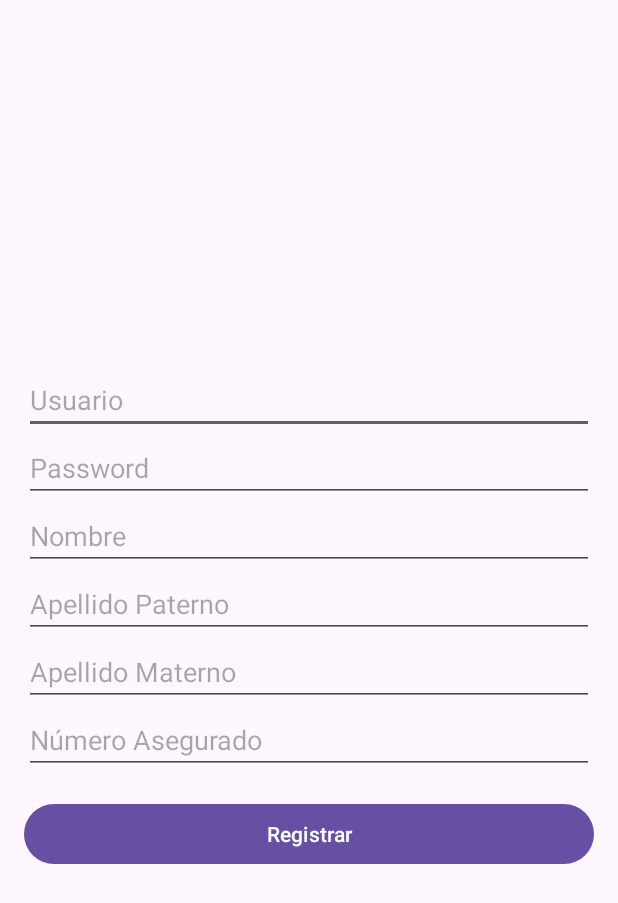
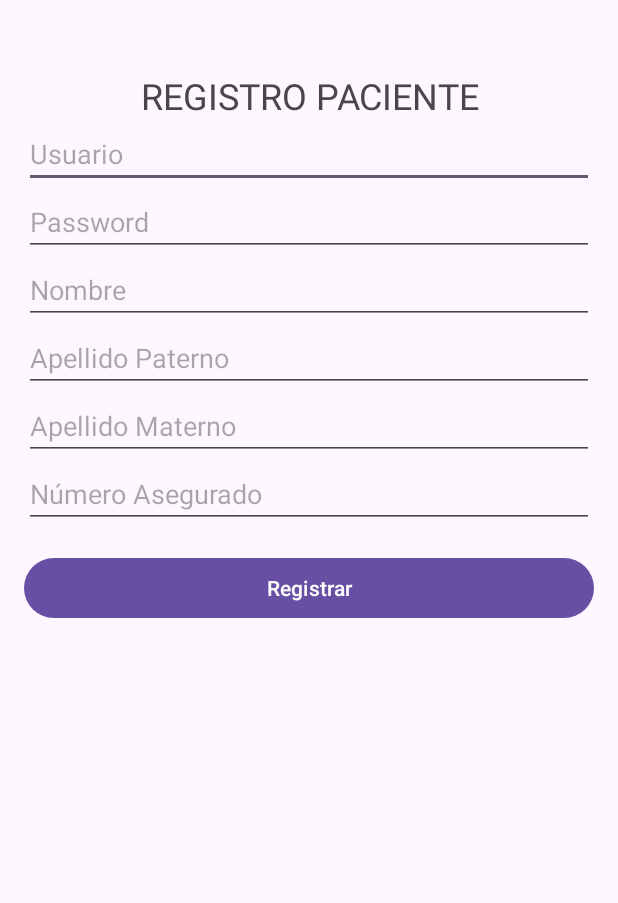
Before and after one commit to raulmatrix/proyectosistemamedicomovil, an Android app: the RegistroUsuario screen opened directly, with no data from a screen before it, on a phone screen of 412 x 824 dp. Shown: the top 903 px of the screen. Run offline under Robolectric (Android 15) with nearby library versions, the phone set to English and light mode, and no system bars; our stand-ins replace Volley; network calls fail.

Commit message:
insert usuarios completo

```diff
--- a/app/src/main/AndroidManifest.xml
+++ b/app/src/main/AndroidManifest.xml
@@ -16,6 +16,12 @@
         android:usesCleartextTraffic="true"
         tools:targetApi="31">
         <activity
+            android:name=".Medicos"
+            android:exported="false" />
+        <activity
+            android:name=".Especialidad"
+            android:exported="false" />
+        <activity
             android:name=".RegistroUsuario"
             android:exported="false" />
         <activity
--- a/app/src/main/java/com/example/appmedica/RegistroUsuario.java
+++ b/app/src/main/java/com/example/appmedica/RegistroUsuario.java
@@ -1,6 +1,11 @@
 package com.example.appmedica;
 
+import android.content.Intent;
 import android.os.Bundle;
+import android.view.View;
+import android.widget.Button;
+import android.widget.EditText;
+import android.widget.Toast;
 
 import androidx.activity.EdgeToEdge;
 import androidx.appcompat.app.AppCompatActivity;
@@ -8,7 +13,20 @@ import androidx.core.graphics.Insets;
 import androidx.core.view.ViewCompat;
 import androidx.core.view.WindowInsetsCompat;
 
+import com.android.volley.Request;
+import com.android.volley.RequestQueue;
+import com.android.volley.Response;
+import com.android.volley.VolleyError;
+import com.android.volley.toolbox.StringRequest;
+import com.android.volley.toolbox.Volley;
+
+import java.util.HashMap;
+import java.util.Map;
+
 public class RegistroUsuario extends AppCompatActivity {
+
+    private EditText etUsuario, etPassword, etNombre, etApellidoPat, etApellidoMat, etNroAsegurado;
+    private Button btnRegistrar;
 
     @Override
     protected void onCreate(Bundle savedInstanceState) {
@@ -20,5 +38,63 @@ public class RegistroUsuario extends AppCompatActivity {
             v.setPadding(systemBars.left, systemBars.top, systemBars.right, systemBars.bottom);
             return insets;
         });
+
+        // Inicialización de los campos
+        etUsuario = findViewById(R.id.etUsuario);
+        etPassword = findViewById(R.id.etPassword);
+        etNombre = findViewById(R.id.etNombre);
+        etApellidoPat = findViewById(R.id.etApellidoPat);
+        etApellidoMat = findViewById(R.id.etApellidoMat);
+        etNroAsegurado = findViewById(R.id.etNroAsegurado);
+        btnRegistrar = findViewById(R.id.btnRegistrar);
+
+        // Evento al hacer clic en el botón "Registrar"
+        btnRegistrar.setOnClickListener(new View.OnClickListener() {
+            @Override
+            public void onClick(View v) {
+                insertarUsuario();
+            }
+        });
+    }
+
+    private void insertarUsuario() {
+        // URL de la API (cambia esta URL por la de tu servidor)
+        String URL = "http://192.168.0.101:9191/sistemamedico/remoto_insert_usuario.php";
+
+        // Crear una solicitud de String con método POST
+        StringRequest stringRequest = new StringRequest(Request.Method.POST, URL,
+                new Response.Listener<String>() {
+                    @Override
+                    public void onResponse(String response) {
+                        // Mostrar respuesta del servidor
+                        Toast.makeText(getApplicationContext(), "Registro exitoso", Toast.LENGTH_LONG).show();
+                        Intent it = new Intent(getApplicationContext(), MainActivity.class);
+                        startActivity(it);
+                    }
+                },
+                new Response.ErrorListener() {
+                    @Override
+                    public void onErrorResponse(VolleyError error) {
+                        // Mostrar error en caso de fallo
+                        Toast.makeText(getApplicationContext(), "Error al registrar: " + error.getMessage(), Toast.LENGTH_LONG).show();
+                    }
+                }) {
+            @Override
+            protected Map<String, String> getParams() {
+                // Mapa para enviar los parámetros de los campos
+                Map<String, String> params = new HashMap<>();
+                params.put("usuario", etUsuario.getText().toString());
+                params.put("password", etPassword.getText().toString());
+                params.put("nombre", etNombre.getText().toString());
+                params.put("apellidoPat", etApellidoPat.getText().toString());
+                params.put("apellidoMat", etApellidoMat.getText().toString());
+                params.put("nroAsegurado", etNroAsegurado.getText().toString());
+                return params;
+            }
+        };
+
+        // Crear una cola de solicitudes y agregar la solicitud
+        RequestQueue requestQueue = Volley.newRequestQueue(this);
+        requestQueue.add(stringRequest);
     }
 }
--- a/app/src/main/res/layout/activity_registro_usuario.xml
+++ b/app/src/main/res/layout/activity_registro_usuario.xml
@@ -9,17 +9,25 @@
 
     <LinearLayout
         android:id="@+id/linearLayout"
-        android:orientation="vertical"
         android:layout_width="0dp"
-        android:layout_height="wrap_content"
+        android:layout_height="729dp"
         android:layout_marginStart="16dp"
         android:layout_marginEnd="16dp"
-        app:layout_constraintTop_toTopOf="parent"
+        android:orientation="vertical"
+        app:layout_constraintBottom_toBottomOf="parent"
+        app:layout_constraintEnd_toEndOf="parent"
         app:layout_constraintStart_toStartOf="parent"
-        app:layout_constraintEnd_toEndOf="parent"
-        app:layout_constraintBottom_toBottomOf="parent">
+        app:layout_constraintTop_toTopOf="parent">
 
         <!-- Campo para el usuario -->
+        <TextView
+            android:id="@+id/textView5"
+            android:layout_width="match_parent"
+            android:layout_height="wrap_content"
+            android:gravity="center"
+            android:text="REGISTRO PACIENTE"
+            android:textSize="24sp" />
+
         <EditText
             android:id="@+id/etUsuario"
             android:layout_width="match_parent"
@@ -72,8 +80,8 @@
             android:id="@+id/btnRegistrar"
             android:layout_width="match_parent"
             android:layout_height="wrap_content"
-            android:text="Registrar"
-            android:layout_marginTop="16dp" />
+            android:layout_marginTop="16dp"
+            android:text="Registrar" />
 
     </LinearLayout>
 
```
Also changed, not shown: app/src/main/java/com/example/appmedica/Especialidad.java (added, +24 -0 lines), app/src/main/java/com/example/appmedica/MainActivity.java (+15 -2 lines), app/src/main/java/com/example/appmedica/Medicos.java (added, +24 -0 lines), app/src/main/res/layout/activity_especialidad.xml (added, +29 -0 lines), app/src/main/res/layout/activity_main.xml (+13 -1 lines), app/src/main/res/layout/activity_medicos.xml (added, +27 -0 lines), app/src/main/res/layout/activity_principal.xml (+30 -3 lines), app/src/main/res/drawable/calendar.png (added), app/src/main/res/drawable/calendar_ok.png (added).
